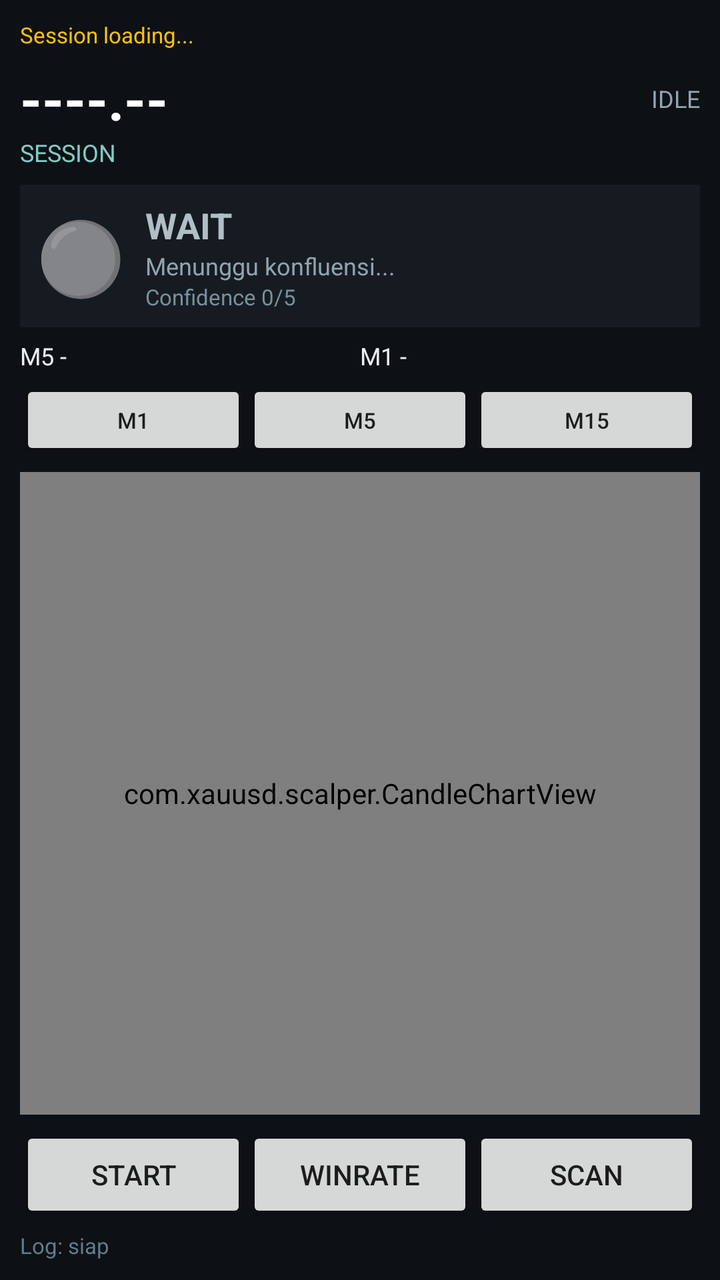
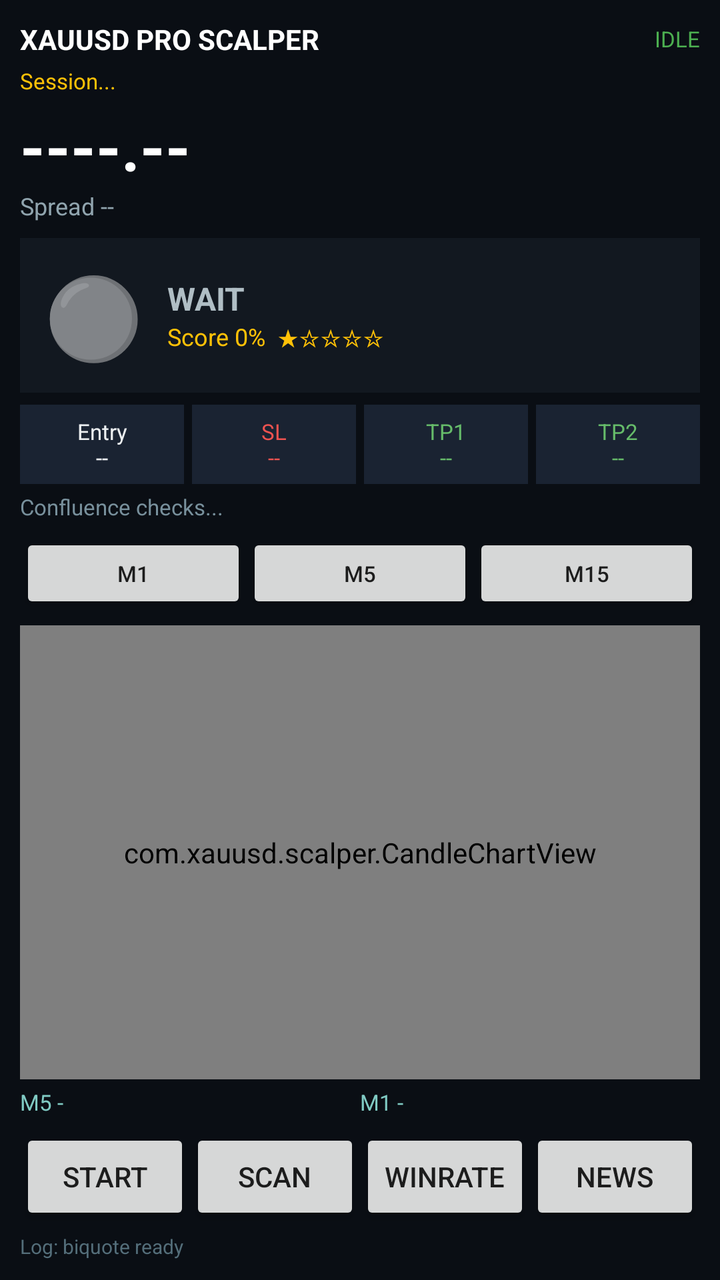

An Android layout rendered at two revisions. The XML below is the earlier revision; the diff shows what the commit changed to produce the second picture.
<!-- AndroidManifest.xml: application theme Theme.XAUUSDScalper -->
<!-- res/layout/activity_main.xml -->
<?xml version="1.0" encoding="utf-8"?>
<LinearLayout xmlns:android="http://schemas.android.com/apk/res/android"
    android:layout_width="match_parent"
    android:layout_height="match_parent"
    android:orientation="vertical"
    android:background="#0D1015"
    android:padding="10dp">

    <TextView
        android:id="@+id/ticker"
        android:layout_width="match_parent"
        android:layout_height="wrap_content"
        android:textColor="#FFC107"
        android:textSize="11sp"
        android:singleLine="true"
        android:ellipsize="marquee"
        android:marqueeRepeatLimit="marquee_forever"
        android:focusable="true"
        android:focusableInTouchMode="true"
        android:scrollHorizontally="true"
        android:text="Session loading..." />

    <LinearLayout
        android:layout_width="match_parent"
        android:layout_height="wrap_content"
        android:orientation="horizontal"
        android:gravity="center_vertical"
        android:layout_marginTop="6dp">

        <TextView
            android:id="@+id/price"
            android:layout_width="0dp"
            android:layout_height="wrap_content"
            android:layout_weight="1"
            android:text="----.--"
            android:textColor="#FFFFFF"
            android:textSize="28sp"
            android:textStyle="bold" />

        <TextView
            android:id="@+id/connection"
            android:layout_width="wrap_content"
            android:layout_height="wrap_content"
            android:text="IDLE"
            android:textColor="#90A4AE"
            android:textSize="12sp" />
    </LinearLayout>

    <TextView
        android:id="@+id/session"
        android:layout_width="match_parent"
        android:layout_height="wrap_content"
        android:textColor="#80CBC4"
        android:textSize="12sp"
        android:text="SESSION" />

    <LinearLayout
        android:layout_width="match_parent"
        android:layout_height="wrap_content"
        android:orientation="horizontal"
        android:gravity="center"
        android:layout_marginTop="8dp"
        android:padding="8dp"
        android:background="#161B22">

        <TextView
            android:id="@+id/lamp"
            android:layout_width="wrap_content"
            android:layout_height="wrap_content"
            android:text="⚪"
            android:textSize="36sp"
            android:layout_marginEnd="10dp" />

        <LinearLayout
            android:layout_width="0dp"
            android:layout_height="wrap_content"
            android:layout_weight="1"
            android:orientation="vertical">

            <TextView
                android:id="@+id/signalState"
                android:layout_width="match_parent"
                android:layout_height="wrap_content"
                android:text="WAIT"
                android:textColor="#B0BEC5"
                android:textSize="18sp"
                android:textStyle="bold" />

            <TextView
                android:id="@+id/signalDetail"
                android:layout_width="match_parent"
                android:layout_height="wrap_content"
                android:text="Menunggu konfluensi..."
                android:textColor="#90A4AE"
                android:textSize="12sp" />

            <TextView
                android:id="@+id/confidence"
                android:layout_width="match_parent"
                android:layout_height="wrap_content"
                android:text="Confidence 0/5"
                android:textColor="#78909C"
                android:textSize="11sp" />
        </LinearLayout>
    </LinearLayout>

    <LinearLayout
        android:layout_width="match_parent"
        android:layout_height="wrap_content"
        android:orientation="horizontal"
        android:layout_marginTop="6dp">

        <TextView
            android:id="@+id/m5Bias"
            android:layout_width="0dp"
            android:layout_height="wrap_content"
            android:layout_weight="1"
            android:text="M5 -"
            android:textColor="#ECEFF1"
            android:textSize="12sp" />

        <TextView
            android:id="@+id/m1State"
            android:layout_width="0dp"
            android:layout_height="wrap_content"
            android:layout_weight="1"
            android:text="M1 -"
            android:textColor="#ECEFF1"
            android:textSize="12sp" />
    </LinearLayout>

    <LinearLayout
        android:layout_width="match_parent"
        android:layout_height="wrap_content"
        android:orientation="horizontal"
        android:layout_marginTop="4dp">

        <Button
            android:id="@+id/tfM1"
            android:layout_width="0dp"
            android:layout_height="40dp"
            android:layout_weight="1"
            android:text="M1"
            android:textSize="11sp" />

        <Button
            android:id="@+id/tfM5"
            android:layout_width="0dp"
            android:layout_height="40dp"
            android:layout_weight="1"
            android:text="M5"
            android:textSize="11sp" />

        <Button
            android:id="@+id/tfM15"
            android:layout_width="0dp"
            android:layout_height="40dp"
            android:layout_weight="1"
            android:text="M15"
            android:textSize="11sp" />
    </LinearLayout>

    <com.xauusd.scalper.CandleChartView
        android:id="@+id/chart"
        android:layout_width="match_parent"
        android:layout_height="0dp"
        android:layout_weight="1"
        android:layout_marginTop="6dp"
        android:background="#0D1015" />

    <LinearLayout
        android:layout_width="match_parent"
        android:layout_height="wrap_content"
        android:orientation="horizontal"
        android:layout_marginTop="6dp">

        <Button
            android:id="@+id/btnStart"
            android:layout_width="0dp"
            android:layout_height="48dp"
            android:layout_weight="1"
            android:text="START" />

        <Button
            android:id="@+id/btnResults"
            android:layout_width="0dp"
            android:layout_height="48dp"
            android:layout_weight="1"
            android:text="WINRATE" />

        <Button
            android:id="@+id/btnRefresh"
            android:layout_width="0dp"
            android:layout_height="48dp"
            android:layout_weight="1"
            android:text="SCAN" />
    </LinearLayout>

    <TextView
        android:id="@+id/log"
        android:layout_width="match_parent"
        android:layout_height="wrap_content"
        android:textColor="#607D8B"
        android:textSize="11sp"
        android:layout_marginTop="4dp"
        android:text="Log: siap" />
</LinearLayout>
<!-- resources referenced by this layout -->
<resources>
  <style name="Theme.XAUUSDScalper" parent="Theme.MaterialComponents.DayNight.NoActionBar">
          <item name="colorPrimary">#1B5E20</item>
          <item name="colorPrimaryVariant">#0D1B12</item>
          <item name="colorOnPrimary">#FFFFFF</item>
          <item name="android:statusBarColor">#0D1015</item>
          <item name="android:navigationBarColor">#0D1015</item>
          <item name="android:windowBackground">#0D1015</item>
      </style>
</resources>

<!-- the commit's change to res/layout/activity_main.xml (unified diff, before → after) -->
@@ -3,8 +3,30 @@
     android:layout_width="match_parent"
     android:layout_height="match_parent"
     android:orientation="vertical"
-    android:background="#0D1015"
+    android:background="#0A0E14"
     android:padding="10dp">
+
+    <LinearLayout
+        android:layout_width="match_parent"
+        android:layout_height="wrap_content"
+        android:orientation="horizontal"
+        android:gravity="center_vertical">
+        <TextView
+            android:layout_width="0dp"
+            android:layout_height="wrap_content"
+            android:layout_weight="1"
+            android:text="XAUUSD PRO SCALPER"
+            android:textColor="#FFFFFF"
+            android:textStyle="bold"
+            android:textSize="14sp" />
+        <TextView
+            android:id="@+id/connection"
+            android:layout_width="wrap_content"
+            android:layout_height="wrap_content"
+            android:text="IDLE"
+            android:textColor="#4CAF50"
+            android:textSize="11sp" />
+    </LinearLayout>
 
     <TextView
         android:id="@+id/ticker"
@@ -18,89 +40,64 @@
         android:focusable="true"
         android:focusableInTouchMode="true"
         android:scrollHorizontally="true"
-        android:text="Session loading..." />
+        android:layout_marginTop="4dp"
+        android:text="Session..." />
+
+    <TextView
+        android:id="@+id/price"
+        android:layout_width="match_parent"
+        android:layout_height="wrap_content"
+        android:text="----.--"
+        android:textColor="#FFFFFF"
+        android:textSize="32sp"
+        android:textStyle="bold"
+        android:layout_marginTop="4dp" />
+
+    <TextView
+        android:id="@+id/spreadLine"
+        android:layout_width="match_parent"
+        android:layout_height="wrap_content"
+        android:text="Spread --"
+        android:textColor="#90A4AE"
+        android:textSize="12sp" />
 
     <LinearLayout
         android:layout_width="match_parent"
         android:layout_height="wrap_content"
         android:orientation="horizontal"
-        android:gravity="center_vertical"
-        android:layout_marginTop="6dp">
-
-        <TextView
-            android:id="@+id/price"
-            android:layout_width="0dp"
-            android:layout_height="wrap_content"
-            android:layout_weight="1"
-            android:text="----.--"
-            android:textColor="#FFFFFF"
-            android:textSize="28sp"
-            android:textStyle="bold" />
-
-        <TextView
-            android:id="@+id/connection"
-            android:layout_width="wrap_content"
-            android:layout_height="wrap_content"
-            android:text="IDLE"
-            android:textColor="#90A4AE"
-            android:textSize="12sp" />
-    </LinearLayout>
-
-    <TextView
-        android:id="@+id/session"
-        android:layout_width="match_parent"
-        android:layout_height="wrap_content"
-        android:textColor="#80CBC4"
-        android:textSize="12sp"
-        android:text="SESSION" />
-
-    <LinearLayout
-        android:layout_width="match_parent"
-        android:layout_height="wrap_content"
-        android:orientation="horizontal"
-        android:gravity="center"
+        android:background="#121820"
+        android:padding="12dp"
         android:layout_marginTop="8dp"
-        android:padding="8dp"
-        android:background="#161B22">
+        android:gravity="center_vertical">
 
         <TextView
             android:id="@+id/lamp"
             android:layout_width="wrap_content"
             android:layout_height="wrap_content"
             android:text="⚪"
-            android:textSize="36sp"
-            android:layout_marginEnd="10dp" />
+            android:textSize="40sp"
+            android:layout_marginEnd="12dp" />
 
         <LinearLayout
             android:layout_width="0dp"
             android:layout_height="wrap_content"
             android:layout_weight="1"
             android:orientation="vertical">
-
             <TextView
                 android:id="@+id/signalState"
                 android:layout_width="match_parent"
                 android:layout_height="wrap_content"
                 android:text="WAIT"
                 android:textColor="#B0BEC5"
-                android:textSize="18sp"
+                android:textSize="16sp"
                 android:textStyle="bold" />
-
-            <TextView
-                android:id="@+id/signalDetail"
-                android:layout_width="match_parent"
-                android:layout_height="wrap_content"
-                android:text="Menunggu konfluensi..."
-                android:textColor="#90A4AE"
-                android:textSize="12sp" />
-
             <TextView
                 android:id="@+id/confidence"
                 android:layout_width="match_parent"
                 android:layout_height="wrap_content"
-                android:text="Confidence 0/5"
-                android:textColor="#78909C"
-                android:textSize="11sp" />
+                android:text="Score 0%  ★☆☆☆☆"
+                android:textColor="#FFC107"
+                android:textSize="12sp" />
         </LinearLayout>
     </LinearLayout>
 
@@ -109,55 +106,29 @@
         android:layout_height="wrap_content"
         android:orientation="horizontal"
         android:layout_marginTop="6dp">
+        <TextView android:id="@+id/boxEntry" android:layout_width="0dp" android:layout_height="wrap_content" android:layout_weight="1" android:gravity="center" android:text="Entry\n--" android:textColor="#ECEFF1" android:textSize="11sp" android:background="#1A2332" android:padding="6dp" />
+        <TextView android:id="@+id/boxSl" android:layout_width="0dp" android:layout_height="wrap_content" android:layout_weight="1" android:gravity="center" android:text="SL\n--" android:textColor="#EF5350" android:textSize="11sp" android:background="#1A2332" android:padding="6dp" android:layout_marginStart="4dp" />
+        <TextView android:id="@+id/boxTp1" android:layout_width="0dp" android:layout_height="wrap_content" android:layout_weight="1" android:gravity="center" android:text="TP1\n--" android:textColor="#66BB6A" android:textSize="11sp" android:background="#1A2332" android:padding="6dp" android:layout_marginStart="4dp" />
+        <TextView android:id="@+id/boxTp2" android:layout_width="0dp" android:layout_height="wrap_content" android:layout_weight="1" android:gravity="center" android:text="TP2\n--" android:textColor="#66BB6A" android:textSize="11sp" android:background="#1A2332" android:padding="6dp" android:layout_marginStart="4dp" />
+    </LinearLayout>
 
-        <TextView
-            android:id="@+id/m5Bias"
-            android:layout_width="0dp"
-            android:layout_height="wrap_content"
-            android:layout_weight="1"
-            android:text="M5 -"
-            android:textColor="#ECEFF1"
-            android:textSize="12sp" />
-
-        <TextView
-            android:id="@+id/m1State"
-            android:layout_width="0dp"
-            android:layout_height="wrap_content"
-            android:layout_weight="1"
-            android:text="M1 -"
-            android:textColor="#ECEFF1"
-            android:textSize="12sp" />
-    </LinearLayout>
+    <TextView
+        android:id="@+id/signalDetail"
+        android:layout_width="match_parent"
+        android:layout_height="wrap_content"
+        android:textColor="#78909C"
+        android:textSize="11sp"
+        android:layout_marginTop="4dp"
+        android:text="Confluence checks..." />
 
     <LinearLayout
         android:layout_width="match_parent"
         android:layout_height="wrap_content"
         android:orientation="horizontal"
-        android:layout_marginTop="4dp">
-
-        <Button
-            android:id="@+id/tfM1"
-            android:layout_width="0dp"
-            android:layout_height="40dp"
-            android:layout_weight="1"
-            android:text="M1"
-            android:textSize="11sp" />
-
-        <Button
-            android:id="@+id/tfM5"
-            android:layout_width="0dp"
-            android:layout_height="40dp"
-            android:layout_weight="1"
-            android:text="M5"
-            android:textSize="11sp" />
-
-        <Button
-            android:id="@+id/tfM15"
-            android:layout_width="0dp"
-            android:layout_height="40dp"
-            android:layout_weight="1"
-            android:text="M15"
-            android:textSize="11sp" />
+        android:layout_marginTop="6dp">
+        <Button android:id="@+id/tfM1" android:layout_width="0dp" android:layout_height="40dp" android:layout_weight="1" android:text="M1" android:textSize="11sp" />
+        <Button android:id="@+id/tfM5" android:layout_width="0dp" android:layout_height="40dp" android:layout_weight="1" android:text="M5" android:textSize="11sp" />
+        <Button android:id="@+id/tfM15" android:layout_width="0dp" android:layout_height="40dp" android:layout_weight="1" android:text="M15" android:textSize="11sp" />
     </LinearLayout>
 
     <com.xauusd.scalper.CandleChartView
@@ -165,43 +136,34 @@
         android:layout_width="match_parent"
         android:layout_height="0dp"
         android:layout_weight="1"
-        android:layout_marginTop="6dp"
-        android:background="#0D1015" />
+        android:layout_marginTop="6dp" />
+
+    <LinearLayout
+        android:layout_width="match_parent"
+        android:layout_height="wrap_content"
+        android:orientation="horizontal"
+        android:layout_marginTop="4dp">
+        <TextView android:id="@+id/m5Bias" android:layout_width="0dp" android:layout_height="wrap_content" android:layout_weight="1" android:text="M5 -" android:textColor="#80CBC4" android:textSize="11sp" />
+        <TextView android:id="@+id/m1State" android:layout_width="0dp" android:layout_height="wrap_content" android:layout_weight="1" android:text="M1 -" android:textColor="#80CBC4" android:textSize="11sp" />
+    </LinearLayout>
 
     <LinearLayout
         android:layout_width="match_parent"
         android:layout_height="wrap_content"
         android:orientation="horizontal"
         android:layout_marginTop="6dp">
-
-        <Button
-            android:id="@+id/btnStart"
-            android:layout_width="0dp"
-            android:layout_height="48dp"
-            android:layout_weight="1"
-            android:text="START" />
-
-        <Button
-            android:id="@+id/btnResults"
-            android:layout_width="0dp"
-            android:layout_height="48dp"
-            android:layout_weight="1"
-            android:text="WINRATE" />
-
-        <Button
-            android:id="@+id/btnRefresh"
-            android:layout_width="0dp"
-            android:layout_height="48dp"
-            android:layout_weight="1"
-            android:text="SCAN" />
+        <Button android:id="@+id/btnStart" android:layout_width="0dp" android:layout_height="48dp" android:layout_weight="1" android:text="START" />
+        <Button android:id="@+id/btnRefresh" android:layout_width="0dp" android:layout_height="48dp" android:layout_weight="1" android:text="SCAN" />
+        <Button android:id="@+id/btnResults" android:layout_width="0dp" android:layout_height="48dp" android:layout_weight="1" android:text="WINRATE" />
+        <Button android:id="@+id/btnFund" android:layout_width="0dp" android:layout_height="48dp" android:layout_weight="1" android:text="NEWS" />
     </LinearLayout>
 
     <TextView
         android:id="@+id/log"
         android:layout_width="match_parent"
         android:layout_height="wrap_content"
-        android:textColor="#607D8B"
-        android:textSize="11sp"
+        android:textColor="#546E7A"
+        android:textSize="10sp"
         android:layout_marginTop="4dp"
-        android:text="Log: siap" />
+        android:text="Log: biquote ready" />
 </LinearLayout>
